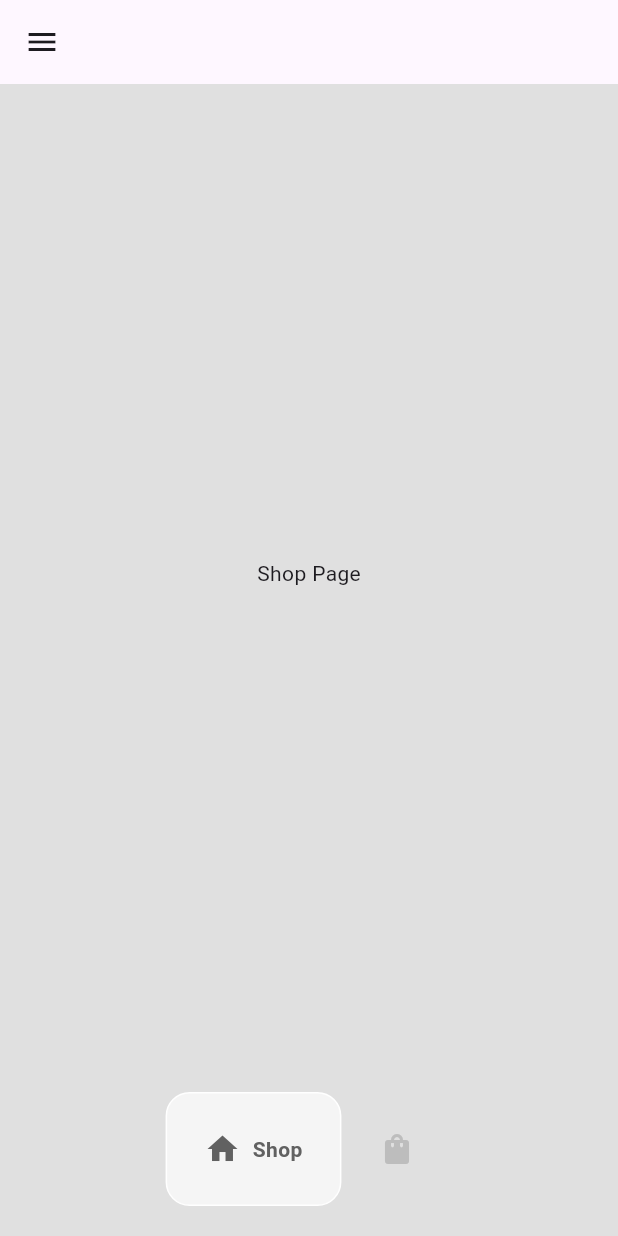
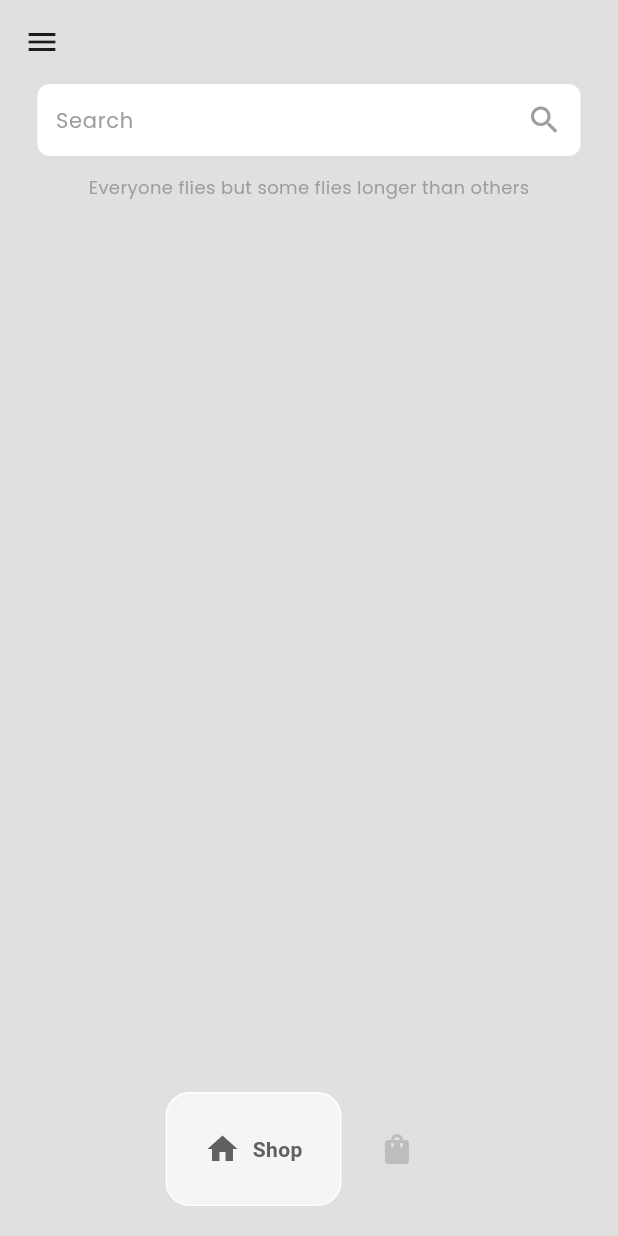
Before and after one commit to RJV-YF/SneakerShopUI, a Flutter app: the HomePage screen opened directly, on a phone screen of 412 x 824 dp. Run offline on Flutter 3.47's test engine with Material 3 defaults, Android fonts, the phone set to English and light mode, and no system bars; drawn by our look-alikes of google_nav_bar; our stand-ins replace google_fonts.

Commit message:
shop page and cart page completed with add to cart and remove from cart functionalities

```diff
--- a/lib/pages/home_page.dart
+++ b/lib/pages/home_page.dart
@@ -30,6 +30,8 @@ class _HomePageState extends State<HomePage> {
     return Scaffold(
       backgroundColor: Colors.grey.shade300,
       appBar: AppBar(
+        backgroundColor: Colors.grey.shade300,
+        elevation: 0,
         leading: Builder(builder: (context) {
           return IconButton(
             icon: const Icon(Icons.menu),
--- a/lib/pages/shop_page.dart
+++ b/lib/pages/shop_page.dart
@@ -1,13 +1,54 @@
 import 'package:flutter/material.dart';
+import 'package:google_fonts/google_fonts.dart';
 
-class MyShop extends StatelessWidget {
+class MyShop extends StatefulWidget {
   const MyShop({super.key});
 
+  @override
+  State<MyShop> createState() => _MyShopState();
+}
+
+class _MyShopState extends State<MyShop> {
   @override
   Widget build(BuildContext context) {
     return Scaffold(
       backgroundColor: Colors.grey.shade300,
-      body: const Center(child: Text('Shop Page')),
+      body: Column(
+        children: [
+          // search bar
+          Padding(
+            padding: const EdgeInsets.symmetric(horizontal: 25),
+            child: TextField(
+              decoration: InputDecoration(
+                hintText: 'Search',
+                hintStyle:
+                    GoogleFonts.poppins(color: Colors.grey, fontSize: 14),
+                suffixIcon: const Icon(
+                  Icons.search,
+                  color: Colors.grey,
+                ),
+                filled: true,
+                fillColor: Colors.white,
+                border: OutlineInputBorder(
+                  borderRadius: BorderRadius.circular(8),
+                  borderSide: BorderSide.none,
+                ),
+                contentPadding:
+                    const EdgeInsets.symmetric(horizontal: 8, vertical: 0),
+              ),
+            ),
+          ),
+
+          // message
+          Padding(
+            padding: const EdgeInsets.symmetric(horizontal: 25.0, vertical: 12),
+            child: Text(
+              'Everyone flies but some flies longer than others',
+              style: GoogleFonts.poppins(color: Colors.grey, fontSize: 12),
+            ),
+          ),
+        ],
+      ),
     );
   }
 }
```
